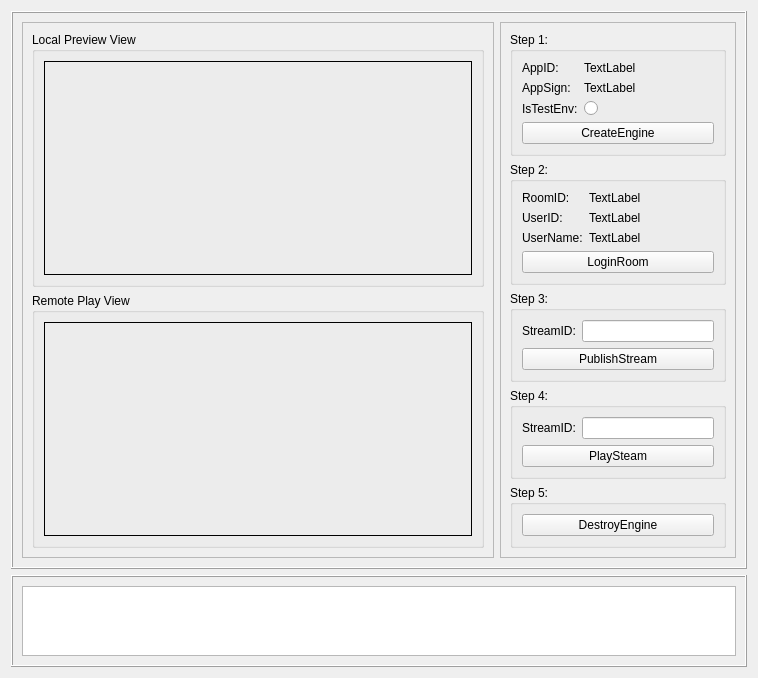
First picture: the form in video/src/QuickStart/ZegoQuickStartDemo.ui, repository zegoim/zego-express-example-topics-cpp, before the edit.
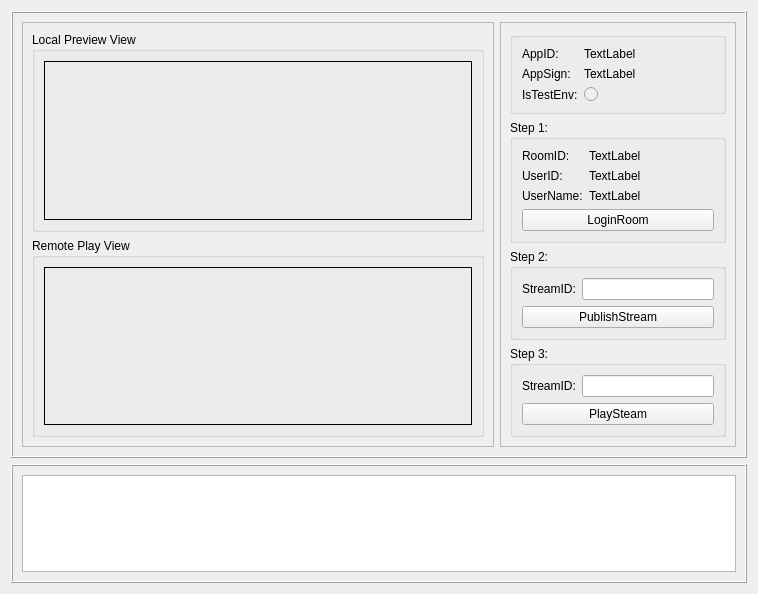
Second picture: the form after the edit.

The edit to the form file:
```diff
--- a/video/src/QuickStart/ZegoQuickStartDemo.ui
+++ b/video/src/QuickStart/ZegoQuickStartDemo.ui
@@ -109,7 +109,7 @@
          <item>
           <widget class="QGroupBox" name="groupBox_3">
            <property name="title">
-            <string>Step 1:</string>
+            <string/>
            </property>
            <layout class="QGridLayout" name="gridLayout">
             <item row="2" column="0">
@@ -119,10 +119,24 @@
               </property>
              </widget>
             </item>
+            <item row="1" column="0">
+             <widget class="QLabel" name="label_2">
+              <property name="text">
+               <string>AppSign:</string>
+              </property>
+             </widget>
+            </item>
+            <item row="0" column="1">
+             <widget class="QLabel" name="label_appID">
+              <property name="text">
+               <string>TextLabel</string>
+              </property>
+             </widget>
+            </item>
             <item row="2" column="1">
              <widget class="QRadioButton" name="radioButton_isTestEnv">
               <property name="enabled">
-               <bool>true</bool>
+               <bool>false</bool>
               </property>
               <property name="sizePolicy">
                <sizepolicy hsizetype="Expanding" vsizetype="Fixed">
@@ -148,27 +162,6 @@
               </property>
              </widget>
             </item>
-            <item row="3" column="0" colspan="2">
-             <widget class="QPushButton" name="pushButton_createEngine">
-              <property name="text">
-               <string>CreateEngine</string>
-              </property>
-             </widget>
-            </item>
-            <item row="0" column="1">
-             <widget class="QLabel" name="label_appID">
-              <property name="text">
-               <string>TextLabel</string>
-              </property>
-             </widget>
-            </item>
-            <item row="1" column="0">
-             <widget class="QLabel" name="label_2">
-              <property name="text">
-               <string>AppSign:</string>
-              </property>
-             </widget>
-            </item>
             <item row="0" column="0">
              <widget class="QLabel" name="label">
               <property name="text">
@@ -182,7 +175,7 @@
          <item>
           <widget class="QGroupBox" name="groupBox_4">
            <property name="title">
-            <string>Step 2:</string>
+            <string>Step 1:</string>
            </property>
            <layout class="QFormLayout" name="formLayout_2">
             <item row="0" column="0">
@@ -240,7 +233,7 @@
          <item>
           <widget class="QGroupBox" name="groupBox_5">
            <property name="title">
-            <string>Step 3:</string>
+            <string>Step 2:</string>
            </property>
            <layout class="QFormLayout" name="formLayout">
             <item row="0" column="0">
@@ -266,7 +259,7 @@
          <item>
           <widget class="QGroupBox" name="groupBox_7">
            <property name="title">
-            <string>Step 4:</string>
+            <string>Step 3:</string>
            </property>
            <layout class="QFormLayout" name="formLayout_3">
             <item row="0" column="0">
@@ -289,22 +282,6 @@
            </layout>
           </widget>
          </item>
-         <item>
-          <widget class="QGroupBox" name="groupBox_6">
-           <property name="title">
-            <string>Step 5:</string>
-           </property>
-           <layout class="QGridLayout" name="gridLayout_2">
-            <item row="0" column="0" colspan="2">
-             <widget class="QPushButton" name="pushButton_destroyEngine">
-              <property name="text">
-               <string>DestroyEngine</string>
-              </property>
-             </widget>
-            </item>
-           </layout>
-          </widget>
-         </item>
          <item>
           <spacer name="verticalSpacer">
            <property name="orientation">
```
